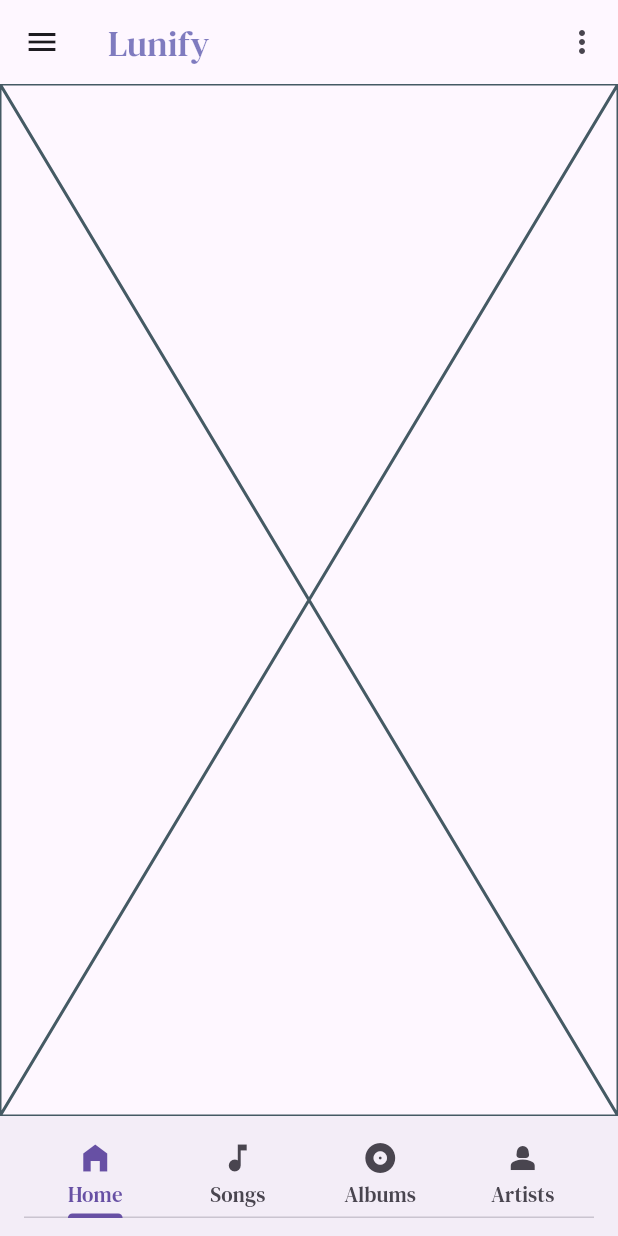
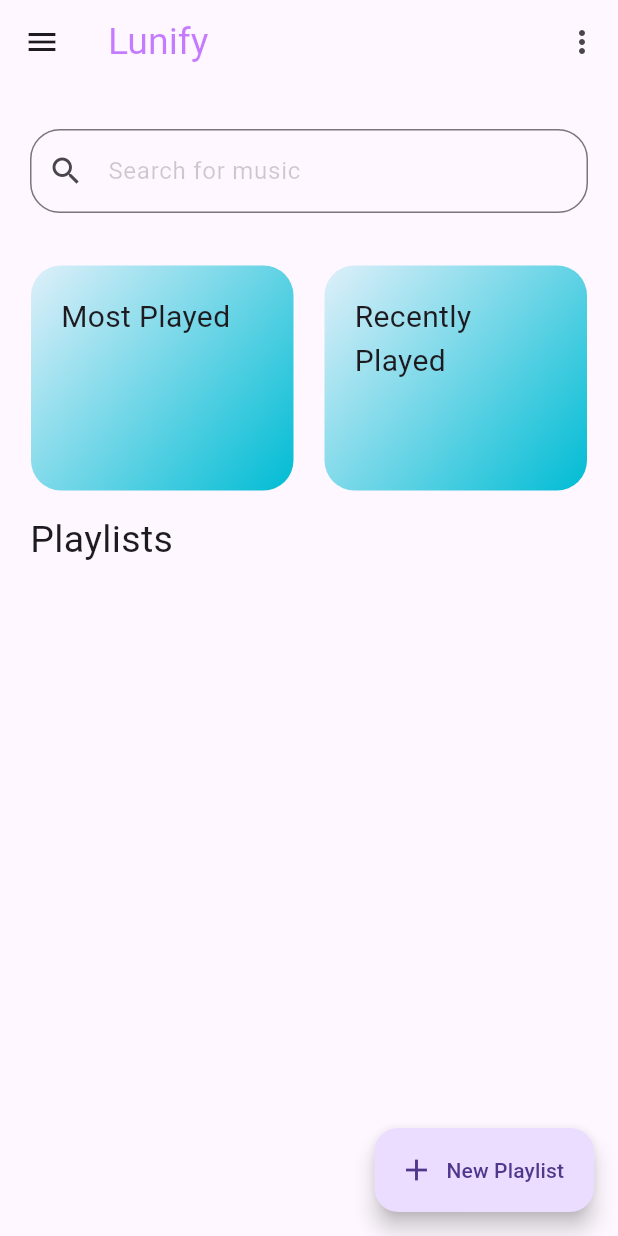
Before and after one commit to shreyaspranav/Lunify, a Flutter app: the screen it shows after launch, on a phone screen of 412 x 824 dp. Run offline on Flutter 3.47's test engine with Material 3 defaults, Android fonts, the phone set to English and light mode, and no system bars; our stand-ins replace just_audio, permission_handler; missing offline and left inert: audio_metadata_extractor; project files that could hold a hidden picture were left out.

Commit message:
chore: Added basic music player functionality(Play, Pause, Seek)
- Removed the tab bar and re-organized the tabs order
- Designed basic UI for the playlist tab and the player tab
- Can play/pause music while the player displays the name of the song, artist and the cover picture

```diff
--- /dev/null
+++ b/lib/audio_file_handler.dart
@@ -0,0 +1,133 @@
+import 'dart:io';
+
+import 'package:flutter/material.dart';
+import 'package:lunify/models/song_model.dart';
+import 'package:audio_metadata_extractor/audio_metadata_extractor.dart';
+import 'package:permission_handler/permission_handler.dart';
+import 'package:just_audio/just_audio.dart';
+
+class AudioPlaylist {
+  String playlistName;
+  List<SongModel> songs = [];
+
+  AudioPlaylist({
+    required this.playlistName
+  });
+}
+
+// This class is the heart of the music functionality.
+// This class should be able to:
+//  - Scan for music files and have a record of it. (also cache it and load from the cache if required)
+//  - Deal with playlists
+//    - There is a playlist called the "current playlist", from where the music should be played.
+//    - During the initial stages, the entire library would be read and added to the current playlist
+//  - Play/Pause/Next/Prev/Shuffle/Loop playlists
+class AudioFileHandler extends ChangeNotifier {
+  // List that contatins the URLs of the folders where the audio files are located.
+  // Maybe not cross platform friendly?
+  List<String> audioLibraryUrls = <String>["/storage/emulated/0/test_lunify"];
+
+  // List of playlists
+  List<AudioPlaylist> playlists = [];
+
+  AudioPlaylist currentPlaylist = AudioPlaylist(playlistName: "Current Playlist");
+  AudioPlaylist library = AudioPlaylist(playlistName: "Library");  // Contains all the audio files that the device has to offer.
+
+  late Function(SongModel) _onSongClicked;
+
+  // These are used to switch to the player tab when a song is clicked.
+  late TabController _currentTabs;
+  late int _playerTabIndex;
+
+  late AudioPlayer _audioPlayer;
+
+  // The current song playing: initially it contains empty values.
+  SongModel currentSongPlaying = SongModel(
+    songUrl: "",
+    songName: "",
+    songArtist: "",
+    coverPicture: []);
+
+  AudioFileHandler(List<String> additionalAudioLibraryUrls) {
+    // Add the additional URLs
+    for (String url in additionalAudioLibraryUrls) {
+      audioLibraryUrls.add(url);
+    }
+
+    _onSongClicked = (model) {};
+  }
+
+  SongModel getCurrentSongPlaying()             { return currentSongPlaying; }
+  AudioPlaylist getCurrentPlaylist()            { return currentPlaylist; }
+
+  void setCurrentSongPlaying(SongModel model)   { currentSongPlaying = model; notifyListeners(); }
+
+  Future<bool> loadAudioMetadataFromDisk(void Function(double)onProgressCallback) async {
+    var status = await Permission.storage.status;
+    if (status.isDenied) {
+      return false;
+    } else {
+      print("Storage Permission Accepted!");
+
+      int totalFiles = 0;
+      int fileCount = 0;
+
+      List<List<FileSystemEntity>> fileEachAudioUrl = [];
+
+      for(String url in audioLibraryUrls) {
+        Directory urlDirectory = Directory(url);
+        List<FileSystemEntity> files = urlDirectory.listSync(recursive: true);
+
+        fileEachAudioUrl.add(files);
+        totalFiles += files.length;
+      }
+
+      for(List<FileSystemEntity> files in fileEachAudioUrl) {
+        for(var file in files) {
+          if(file is File && (file.path.endsWith('mp3') || file.path.endsWith('flac'))) {
+            var songMetadata = await AudioMetadata.extract(file);
+            if(songMetadata != null) {
+              library.songs.add(
+                SongModel(
+                  songUrl: file.path,
+                  songName: songMetadata.trackName ?? "Unknown name",
+                  songArtist: songMetadata.firstArtists  ?? "Unknown artist",
+                  coverPicture: songMetadata.coverData ?? []
+                )
+              );
+            }
+            fileCount++;
+            onProgressCallback(fileCount / totalFiles);
+          }
+        }
+      }
+
+      // TEMP
+      currentPlaylist = library;
+      return true;
+    }
+  }
+
+  void setTabController(TabController controller) {
+    _currentTabs = controller;
+  }
+
+  void setPlayerTabIndex(int index) {
+    _playerTabIndex = index;
+  }
+
+  void setAudioPlayer(AudioPlayer player) {
+    _audioPlayer = player;
+  }
+
+  void setSongClickedCallback(void Function(SongModel)onSongClicked) {
+    _onSongClicked = onSongClicked;
+  }
+
+  void songClickedCallback(SongModel model) {
+    _currentTabs.animateTo(_playerTabIndex);
+    _audioPlayer.stop();
+    _onSongClicked(model);
+    currentSongPlaying = model;
+  }
+}
--- a/lib/main.dart
+++ b/lib/main.dart
@@ -1,11 +1,26 @@
 import 'package:flutter/material.dart';
+import 'package:lunify/audio_file_handler.dart';
 import 'package:lunify/tabs/home_tab.dart';
+import 'package:lunify/tabs/player_tab.dart';
+import 'package:lunify/tabs/playlist_tab.dart';
+
+import 'package:lunify/models/song_model.dart';
+import 'package:provider/provider.dart';
 
 void main() {
-  runApp(const MyApp());
+  runApp(
+    ChangeNotifierProvider(
+      create: (context) =>
+      AudioFileHandler(
+        // Additional audio file lookup directories:
+        []
+      ),
+      child: const MyApp()
+    )
+  );
 }
 
-class MyApp extends StatelessWidget {
+class MyApp extends StatefulWidget {
   const MyApp({super.key});
 
   // TEMP: Until all the pages get finished.
@@ -25,28 +40,60 @@ class MyApp extends StatelessWidget {
     ),
   );
 
-  static const List<Widget> children_tabs = <Widget>[
-    HomeTab(),
+  static List<Widget> childrenTabs = <Widget>[
+    const PlaylistTab(),
+    PlayerTab(),
+    const HomeTab(),
     toBeImplemented,
-    toBeImplemented,
-    toBeImplemented
   ];
 
   static const List<Tab> tabs = <Tab>[
-    Tab(text: "Home",     icon: Icon(Icons.home_filled)),
-    Tab(text: "Songs",    icon: Icon(Icons.music_note)),
-    Tab(text: "Albums",   icon: Icon(Icons.album)),
-    Tab(text: "Artists",  icon: Icon(Icons.person_2_sharp)),
+    Tab(icon: Icon(Icons.home_filled)),
+    Tab(icon: Icon(Icons.music_note)),
+    Tab(icon: Icon(Icons.album)),
+    Tab(icon: Icon(Icons.person_2_sharp))
   ];
+
+  @override
+  State<MyApp> createState() => _MyAppState();
+}
+
+class _MyAppState extends State<MyApp> with SingleTickerProviderStateMixin {
+
+  late TabController _tabController;
+
+  @override
+  void initState() {
+    super.initState();
+
+    _tabController = TabController(
+      length: MyApp.tabs.length,
+      initialIndex: 2,
+      vsync: this
+    );
+
+    Provider.of<AudioFileHandler>(context, listen: false).loadAudioMetadataFromDisk((progress) {
+      print("Progress of loading songs: ${progress * 100}");
+    });
+
+    Provider.of<AudioFileHandler>(context, listen: false).setTabController(_tabController);
+    Provider.of<AudioFileHandler>(context, listen: false).setPlayerTabIndex(1);
+  }
 
   @override
   Widget build(BuildContext context) {
     return MaterialApp(
       home: getRootPage(),
+      theme: ThemeData(
+        brightness: Brightness.light,
+        // fontFamily: 'DMSerif',
+      ),
+      darkTheme: ThemeData(
+        brightness: Brightness.dark,
+        // fontFamily: 'DMSerif',
+      ),
+      themeMode: ThemeMode.light,
       debugShowCheckedModeBanner: false,
-      theme: ThemeData(
-        fontFamily: 'DMSerif',
-      )
     );
   }
 
@@ -56,8 +103,8 @@ class MyApp extends StatelessWidget {
       title: const Text(
           "Lunify",
           style: TextStyle(
-              color: Color.fromARGB(128, 0, 0, 128),
-              fontSize: 24.0
+            color: Color.fromARGB(128, 140, 0, 255),
+            fontSize: 25.0
           ),
         ),
         centerTitle: false,
@@ -73,17 +120,18 @@ class MyApp extends StatelessWidget {
       drawer: const Drawer(
         child: Text("This is a drawer"),
       ),
-      body: DefaultTabController(
-        length: tabs.length,
-        child: const Scaffold(
       body: TabBarView(
-            children: children_tabs
+        controller: _tabController,
+        children: [
+          const PlaylistTab(),
+          PlayerTab(),
+          const HomeTab(),
+          MyApp.toBeImplemented
+        ]
       ),
-          bottomNavigationBar: BottomAppBar(
-            child: TabBar(tabs: tabs),
-          ),
-        )
-      )
+          // bottomNavigationBar: BottomAppBar(
+          //   child: TabBar(tabs: tabs),
+          //
     );
   }
 }
--- /dev/null
+++ b/lib/models/song_model.dart
@@ -0,0 +1,31 @@
+import 'package:flutter/material.dart';
+
+class SongModel {
+  String songUrl;
+  String songName;
+  String songArtist;
+  List<int> coverPicture;
+
+  SongModel({
+    required this.songUrl,
+    required this.songName,
+    required this.songArtist,
+    required this.coverPicture
+  });
+}
+
+class SharedSongData with ChangeNotifier {
+  SongModel _model = SongModel(
+    songUrl: "",
+    songName: "",
+    songArtist: "",
+    coverPicture: []
+  );
+
+  SongModel get model => _model;
+
+  set model(SongModel model) {
+    _model = model;
+    notifyListeners(); // Run the build() function again.
+  }
+}
--- a/lib/tabs/home_tab.dart
+++ b/lib/tabs/home_tab.dart
@@ -3,8 +3,110 @@ import 'package:flutter/material.dart';
 class HomeTab extends StatelessWidget {
   const HomeTab({super.key});
 
+  static const num cardWidth = 175;
+  static const num cardHeight = 150;
+
   @override
   Widget build(BuildContext context) {
-    return const Placeholder();
+    return Scaffold(
+      body: Column(
+        crossAxisAlignment: CrossAxisAlignment.start,
+        children: [
+          Container(
+            margin: const EdgeInsets.fromLTRB(20, 30, 20, 30),
+            child: const TextField(
+              decoration: InputDecoration(
+                border: OutlineInputBorder(
+                  borderRadius: BorderRadius.all(Radius.circular(20.0))
+                ),
+                prefixIcon: Icon(Icons.search),
+                hintText: "Search for music",
+                hintStyle: TextStyle(
+                  color: Color.fromARGB(50, 0, 0, 0)
+                )
+              ),
+            ),
+          ),
+          Container(
+            height: 160,
+            child: Row(
+              mainAxisAlignment: MainAxisAlignment.spaceEvenly,
+              children: [
+                customContainer(
+                  width: 175,
+                  height: 150,
+                  displayText: "Most Played",
+                  gradient: const LinearGradient(
+                    colors: [
+                      Color.fromARGB(32, 0, 188, 212), Color.fromARGB(255, 0, 188, 212)
+                    ],
+                    begin: Alignment.topLeft,
+                    end: Alignment.bottomRight,
+                  ),
+                  fontSize: 20.0,
+                  onTap: () {
+
+                  },
+                ),
+                customContainer(
+                  width: 175,
+                  height: 150,
+                  displayText: "Recently Played",
+                  gradient: const LinearGradient(
+                    colors: [
+                      Color.fromARGB(32, 0, 188, 212), Color.fromARGB(255, 0, 188, 212)
+                    ],
+                    begin: Alignment.topLeft,
+                    end: Alignment.bottomRight,
+                  ),
+                  fontSize: 20.0,
+                  onTap: () {}
+                )
+              ],
+            ),
+          ),
+          const Padding(
+            padding: EdgeInsets.fromLTRB(20, 10, 20, 20),
+            child: const Text(
+              "Playlists",
+              style: TextStyle(
+                fontSize: 25.0
+              ),
+            ),
+          ),
+        ],
+      ),
+      floatingActionButton: FloatingActionButton.extended(
+        onPressed: () {},
+        label: const Text("New Playlist"),
+        icon: Icon(Icons.add),
+      ),
+    );
+  }
+
+  Widget customContainer({double? width, double? height, String? displayText, Gradient? gradient, double? fontSize, GestureTapCallback? onTap}) {
+    return Material(
+      child: InkWell(
+        borderRadius: const BorderRadius.all(Radius.circular(20.0)),
+        onTap: onTap,
+        child: Container(
+          width: width,
+          height: height,
+          decoration: BoxDecoration(
+            borderRadius: const BorderRadius.all(Radius.circular(20.0)),
+            gradient: gradient
+          ),
+          child: Padding(
+            padding: const EdgeInsets.fromLTRB(20, 20, 20, 20),
+            child: Text(
+              displayText!,
+              style: TextStyle(
+                fontSize: fontSize
+              ),
+            ),
+          )
+        ),
+      )
+    );
   }
 }
```
Also changed, not shown: lib/tabs/player_tab.dart (added, +240 -0 lines), lib/tabs/playlist_tab.dart (added, +66 -0 lines), pubspec.yaml (+9 -3 lines), 2 other files. Lines whose indentation alone changed are shown as unchanged.
